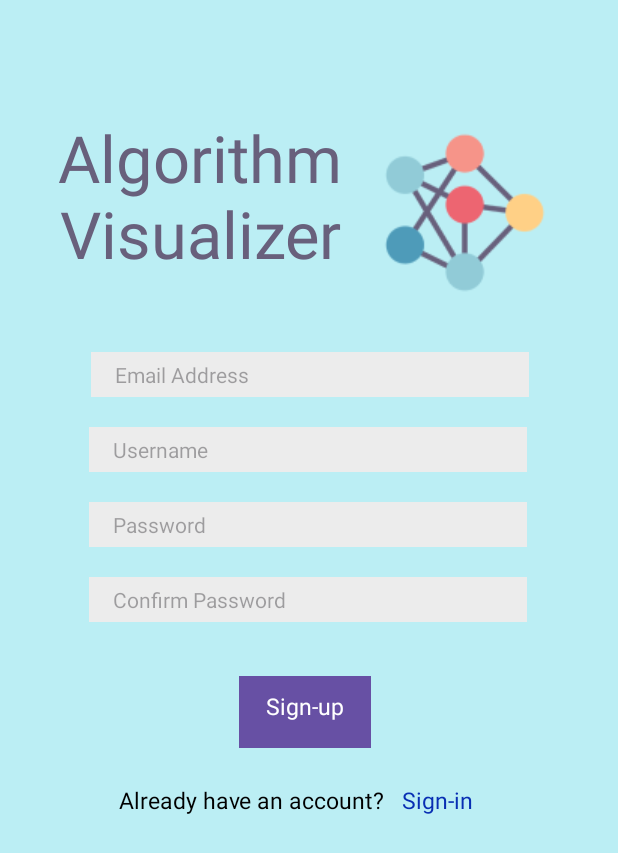
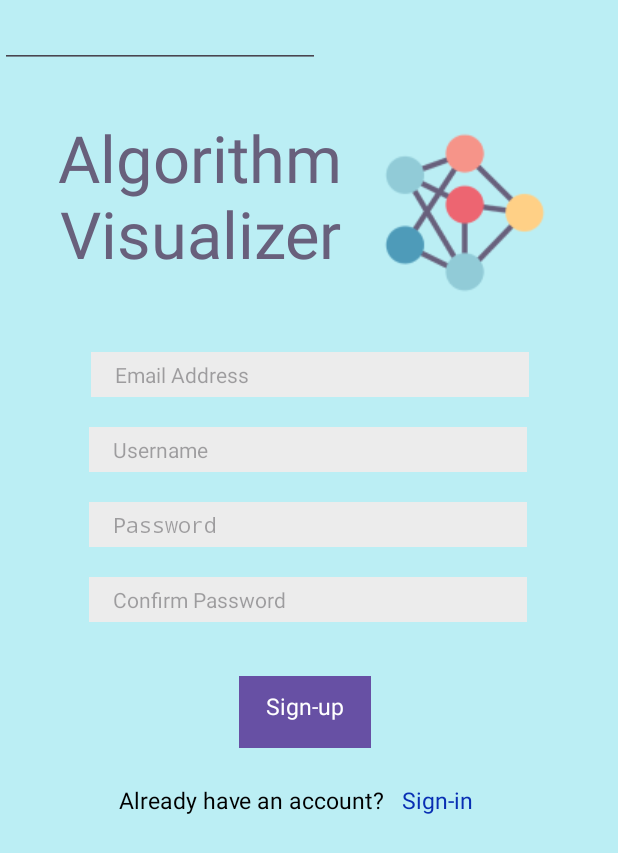
Before and after one commit to AUC-SWE-Team-SCRUMptious/DSA_Visualizer, an Android app: the screen it shows after launch (RegisterActivity), on a phone screen of 412 x 824 dp. Shown: the top 853 px of the screen. Run offline under Robolectric (Android 15) with nearby library versions, the phone set to English and light mode, and no system bars; our stand-ins replace Firebase (no records; nobody signed in at launch, a user with empty details on screens opened directly).

Commit message:
A few UI modifications

```diff
--- a/app/src/main/res/layout/activity_login.xml
+++ b/app/src/main/res/layout/activity_login.xml
@@ -49,6 +49,7 @@
         android:lineSpacingExtra="4sp"
         android:paddingStart="16dp"
         android:hint="Email"
+        android:inputType="text"
         android:textAppearance="@style/email_address"
         app:layout_constraintEnd_toEndOf="parent"
         app:layout_constraintHorizontal_bias="0.5"
@@ -66,6 +67,7 @@
         android:lineSpacingExtra="4sp"
         android:paddingStart="16dp"
         android:hint="@string/password"
+        android:inputType="textPassword"
         android:textAppearance="@style/email_address"
         app:layout_constraintEnd_toEndOf="parent"
         app:layout_constraintHorizontal_bias="0.495"
--- a/app/src/main/res/layout/activity_register.xml
+++ b/app/src/main/res/layout/activity_register.xml
@@ -84,7 +84,7 @@
         android:gravity="center_vertical"
         android:lineSpacingExtra="4sp"
         android:paddingStart="16dp"
-        android:inputType="text"
+        android:inputType="textPassword"
         android:hint="@string/password"
         android:textAppearance="@style/email_address"
         app:layout_constraintEnd_toEndOf="parent"
@@ -150,4 +150,13 @@
         app:layout_constraintStart_toEndOf="@+id/already_have"
         app:layout_constraintTop_toBottomOf="@+id/registerButton" />
 
+    <EditText
+        android:id="@+id/editTextTextPassword"
+        android:layout_width="wrap_content"
+        android:layout_height="wrap_content"
+        android:ems="10"
+        android:inputType="textPassword"
+        tools:layout_editor_absoluteX="37dp"
+        tools:layout_editor_absoluteY="596dp" />
+
 </androidx.constraintlayout.widget.ConstraintLayout>
```
